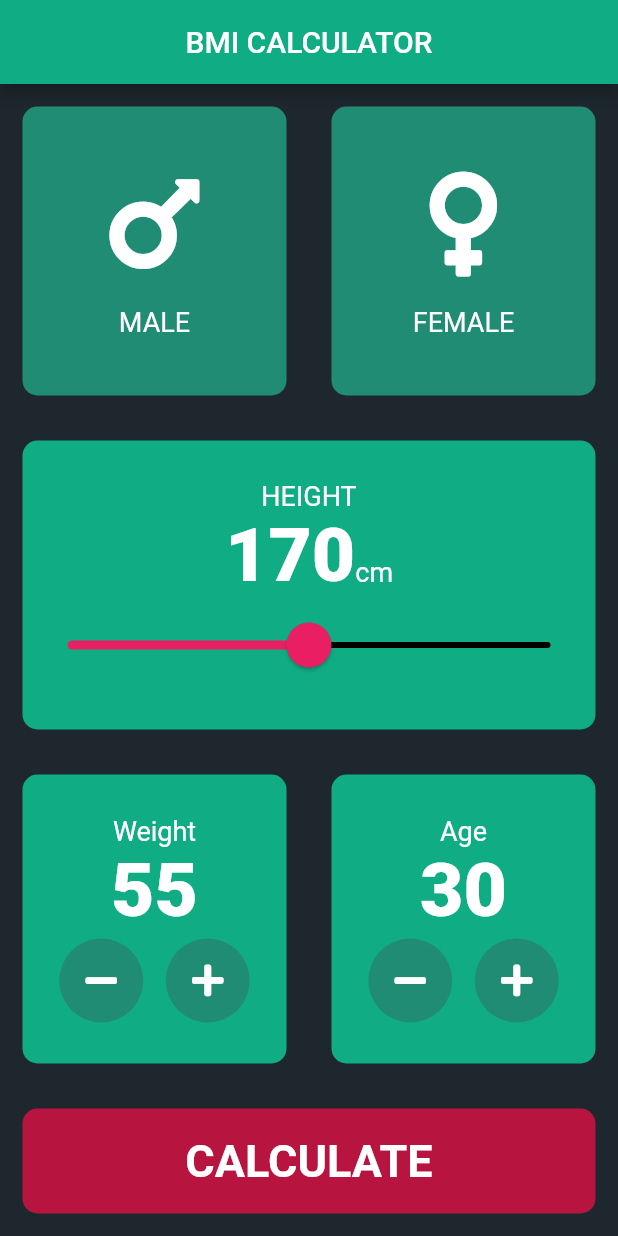
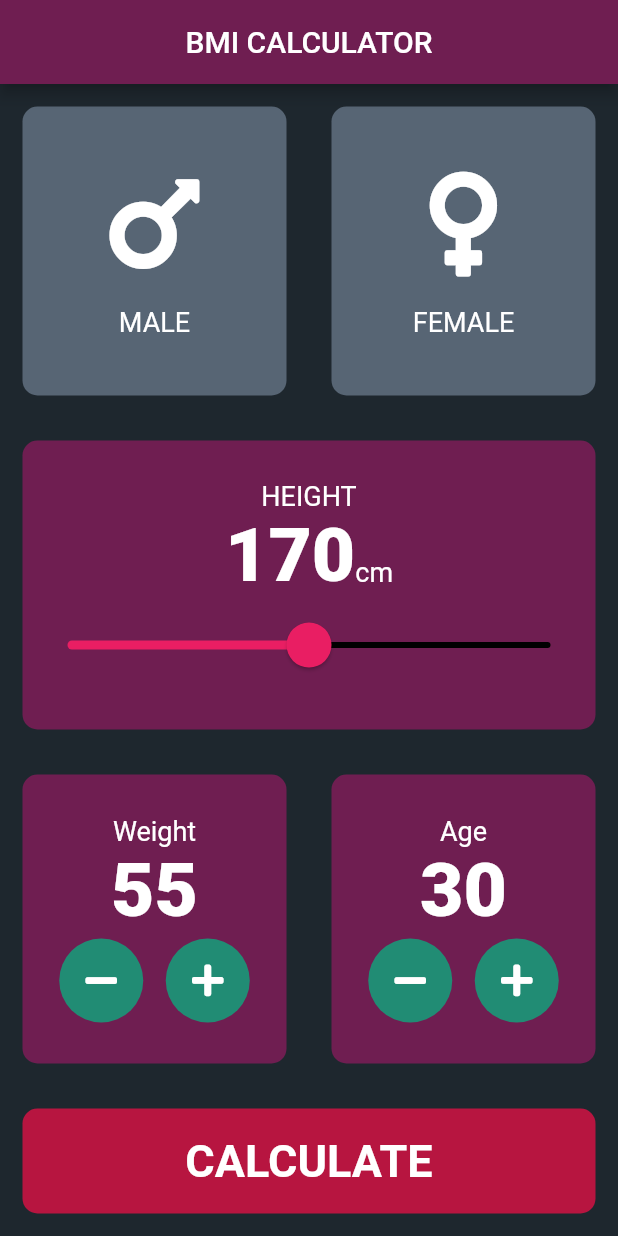
Before and after one commit to RahulMahesh62/BMI-Calculator, a Flutter app: the screen it shows after launch, on a phone screen of 412 x 824 dp. Run offline on Flutter 3.47's test engine with Material 2 defaults, Android fonts, the phone set to English and light mode, and no system bars; our stand-ins replace font_awesome_flutter.

Commit message:
Added new Dart files

```diff
--- /dev/null
+++ b/lib/bottombtn.dart
@@ -0,0 +1,32 @@
+import 'package:flutter/material.dart';
+import 'constants.dart';
+
+class BottomButton extends StatelessWidget {
+  BottomButton({@required this.onTap,@required this.buttonTitle});
+
+  final String buttonTitle;
+  final Function onTap;
+
+  @override
+  Widget build(BuildContext context) {
+    return GestureDetector(
+        onTap: onTap,
+        child: Container(
+        margin: EdgeInsets.all(15.0),
+        decoration: BoxDecoration(
+          color: kbottomContainerClr,
+          borderRadius:BorderRadius.circular(10.0),),
+          width: double.infinity,
+          height: 70.0,
+        child: Row(
+          mainAxisAlignment: MainAxisAlignment.center,
+          children: <Widget>[
+            Text(buttonTitle,
+            style: TextStyle(
+              fontSize: 30.0,
+              fontWeight: FontWeight.bold,))
+          ],)
+        ),
+    );
+  }
+}
--- a/lib/constants.dart
+++ b/lib/constants.dart
@@ -1,7 +1,7 @@
 import 'package:flutter/material.dart';
 
-const kactiveContainerClr=Color(0xff10ac84);
-const kinactiveContainerClr=Color(0xff218c74);
+const kactiveContainerClr=Color(0xff6F1E51);
+const kinactiveContainerClr=Color(0xff576574);
 const kbottomContainerClr = Color(0xffb71540);
 
 const klabeltextstyle = TextStyle(
@@ -13,3 +13,23 @@ const kTTextStyle = TextStyle(
               fontSize: 50.0,
               fontWeight: FontWeight.w900,
 );
+
+const KTitleTextStyle=TextStyle(
+  fontSize:50.0,
+  fontWeight: FontWeight.bold,
+);
+
+const KResultText=TextStyle(
+  color:Color(0xFF24D876),
+  fontSize: 22.0,
+  fontWeight: FontWeight.bold,
+);
+
+const kBMIStyle = TextStyle(
+  fontSize: 100.0,
+  fontWeight: FontWeight.bold,
+);
+
+const kbodytextstyle = TextStyle(
+    fontSize: 22.0,
+);
--- a/lib/input.dart
+++ b/lib/input.dart
@@ -3,6 +3,7 @@ import 'package:font_awesome_flutter/font_awesome_flutter.dart';
 import 'icon_content.dart';
 import 'reusable_card.dart';
 import 'constants.dart';
+import 'bottombtn.dart';
 import 'result_page.dart';
 
 enum IconGender{male,female,}
@@ -13,14 +14,12 @@ class InputPage extends StatefulWidget {
 }
 
 class _InputPageState extends State<InputPage> {
-
+  int age = 30;
+  Color femaleCardClr = kinactiveContainerClr;
+  int height=170;
   Color maleCardColor = kinactiveContainerClr;
-  Color femaleCardClr = kinactiveContainerClr;
-
   IconGender selectedGender;
-  int height=170;
   int weight=55;
-  int age = 30;
 
   @override
   Widget build(BuildContext context) {
@@ -46,7 +45,7 @@ class _InputPageState extends State<InputPage> {
                         icon: FontAwesomeIcons.mars,
                         label: 'MALE',),),
           ),
-                Expanded(
+          Expanded(
                       child: InputPageCard(
                         onPress: (){
                           setState(() {
@@ -192,28 +191,10 @@ class _InputPageState extends State<InputPage> {
                       ],)),
           ),
               ],),),
-              GestureDetector(
-                  onTap: (){
-                    Navigator.push(
-                      context, MaterialPageRoute(builder: (context) => ResultsPage()));
-                  },
-                  child: Container(
-                  margin: EdgeInsets.all(15.0),
-                  decoration: BoxDecoration(
-                    color: kbottomContainerClr,
-                    borderRadius:BorderRadius.circular(10.0),),
-                    width: double.infinity,
-                    height: 70.0,
-                  child: Row(
-                    mainAxisAlignment: MainAxisAlignment.center,
-                    children: <Widget>[
-                      Text('CALCULATE',
-                      style: TextStyle(
-                        fontSize: 30.0,
-                        fontWeight: FontWeight.bold,))
-                    ],)
-                  ),
-              ),
+              BottomButton(buttonTitle: 'CALCULATE',onTap: (){
+          Navigator.push(
+            context, MaterialPageRoute(builder: (context) => ResultsPage()));
+        },),
         ],
         ),
     );
@@ -223,8 +204,10 @@ class _InputPageState extends State<InputPage> {
 
 class RoundIconn extends StatelessWidget {
   RoundIconn({this.icon,@required this.onpress});
+
   final IconData icon;
   final Function onpress;
+
   @override
   Widget build(BuildContext context) {
     return RawMaterialButton(
@@ -243,3 +226,8 @@ class RoundIconn extends StatelessWidget {
     );
   }
 }
+
+/*(){
+          Navigator.push(
+            context, MaterialPageRoute(builder: (context) => ResultsPage()));
+        },*/
--- a/lib/main.dart
+++ b/lib/main.dart
@@ -9,7 +9,7 @@ class BMICalculator extends StatelessWidget {
     return MaterialApp(
       debugShowCheckedModeBanner: false,
       theme: ThemeData(
-        primaryColor: Color(0xff10ac84),
+        primaryColor: Color(0xff6F1E51),
         scaffoldBackgroundColor: Color(0xff1e272e),
         accentColor: Colors.purple,
         textTheme: TextTheme(
```
Also changed, not shown: lib/result_page.dart (+36 -1 lines).
